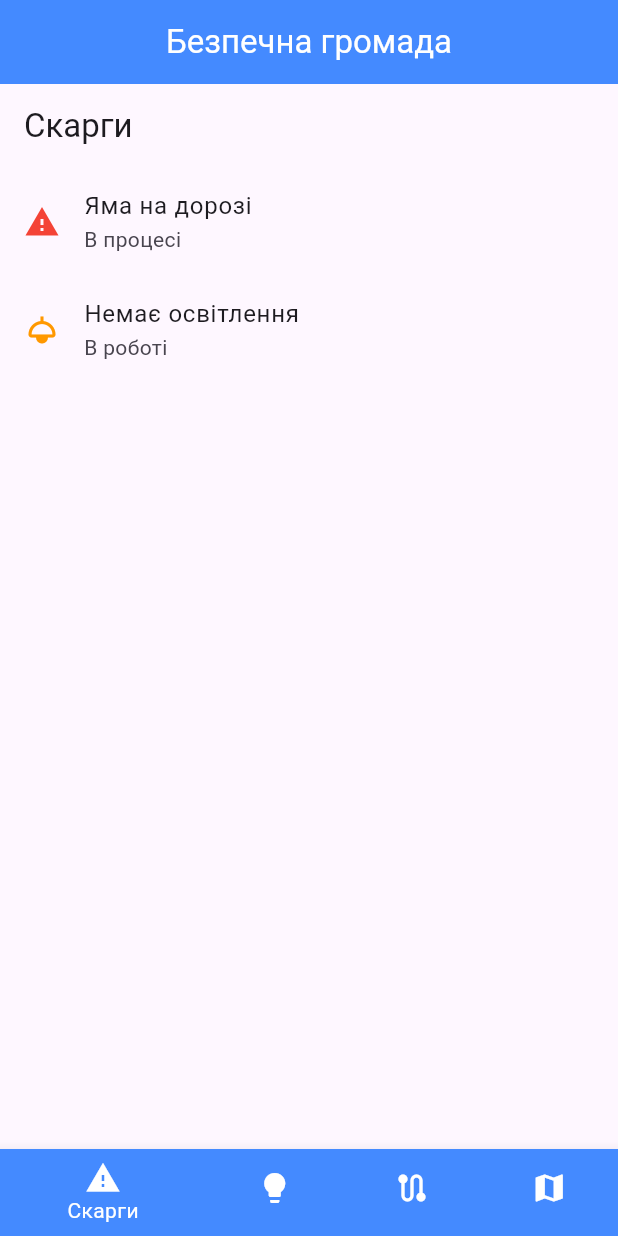
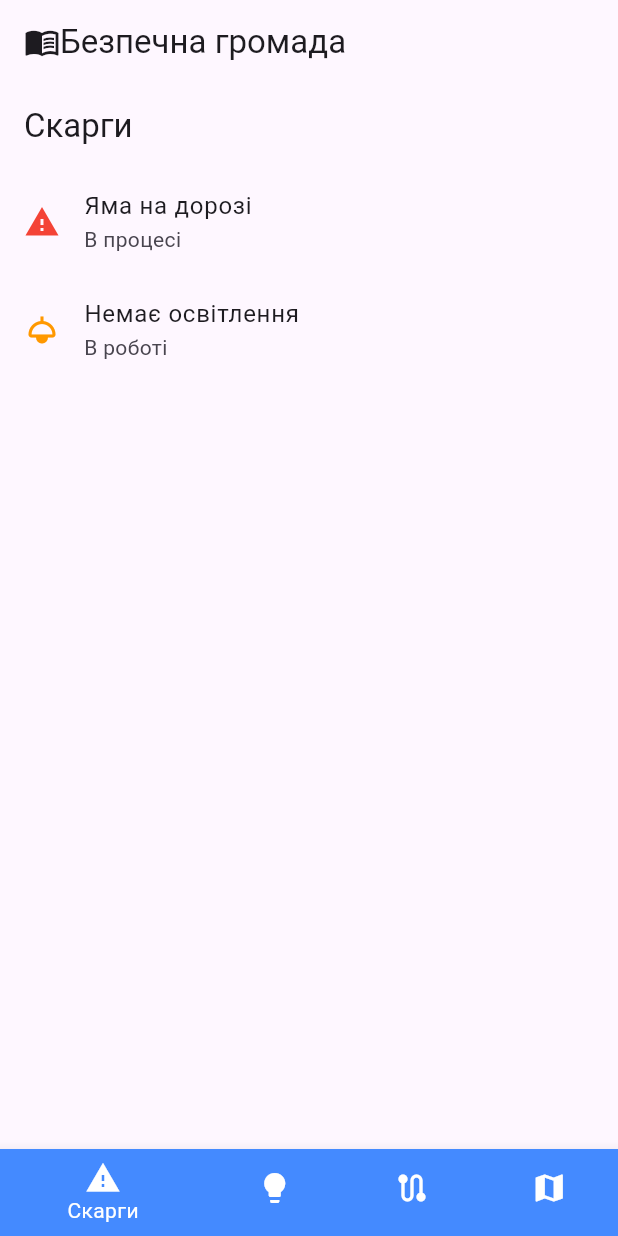
Before and after one commit to KostyG30/safe_community_v1.0, a Flutter app: the screen it shows after launch, on a phone screen of 412 x 824 dp. Run offline on Flutter 3.47's test engine with Material 3 defaults, Android fonts, the phone set to English and light mode, and no system bars.

Commit message:
change correct vision category

```diff
--- a/safe_community/lib/screen/home_screen.dart
+++ b/safe_community/lib/screen/home_screen.dart
@@ -17,10 +17,9 @@ class _HomeScreenState extends State<HomeScreen> {
   final List<Widget> _screens = [
     const ComplaintsScreen(),
     const ProposalsScreen(),
+    const RoutesScreen(),
     const MapScreen(),
-    const RoutesScreen()
   ];
-
   void _onItemTapped(int index) {
     setState(() {
       _selectedIndex = index;
@@ -31,11 +30,14 @@ class _HomeScreenState extends State<HomeScreen> {
   Widget build(BuildContext context) {
     return Scaffold(
             appBar: AppBar(
-      title: Text("Безпечна громада"),
-      foregroundColor: Colors.white,
-      centerTitle: true,
-      backgroundColor: Colors.blueAccent,
+      title: Row(
+        children: [
+          Icon(Icons.menu_book),
+          const Text("Безпечна громада")
+        ],
       ),
+      ),
+
       body: _screens[_selectedIndex],
       bottomNavigationBar: BottomNavigationBar(
         currentIndex: _selectedIndex,
@@ -43,6 +45,7 @@ class _HomeScreenState extends State<HomeScreen> {
         unselectedItemColor: Colors.white,
         unselectedFontSize: 12,
         selectedItemColor: Colors.white,
+
         items: const [
           BottomNavigationBarItem(icon: Icon(Icons.report_problem, color: Colors.white), label: "Скарги", backgroundColor: Colors.blueAccent),
           BottomNavigationBarItem(icon: Icon(Icons.lightbulb, color: Colors.white), label: "Пропозиції", backgroundColor: Colors.blueAccent),
@@ -50,6 +53,6 @@ class _HomeScreenState extends State<HomeScreen> {
           BottomNavigationBarItem(icon: Icon(Icons.map, color: Colors.white), label: "Інтерактивна карта", backgroundColor: Colors.blueAccent),
         ],
       ),
-    );
+      );
   }
 }
```
